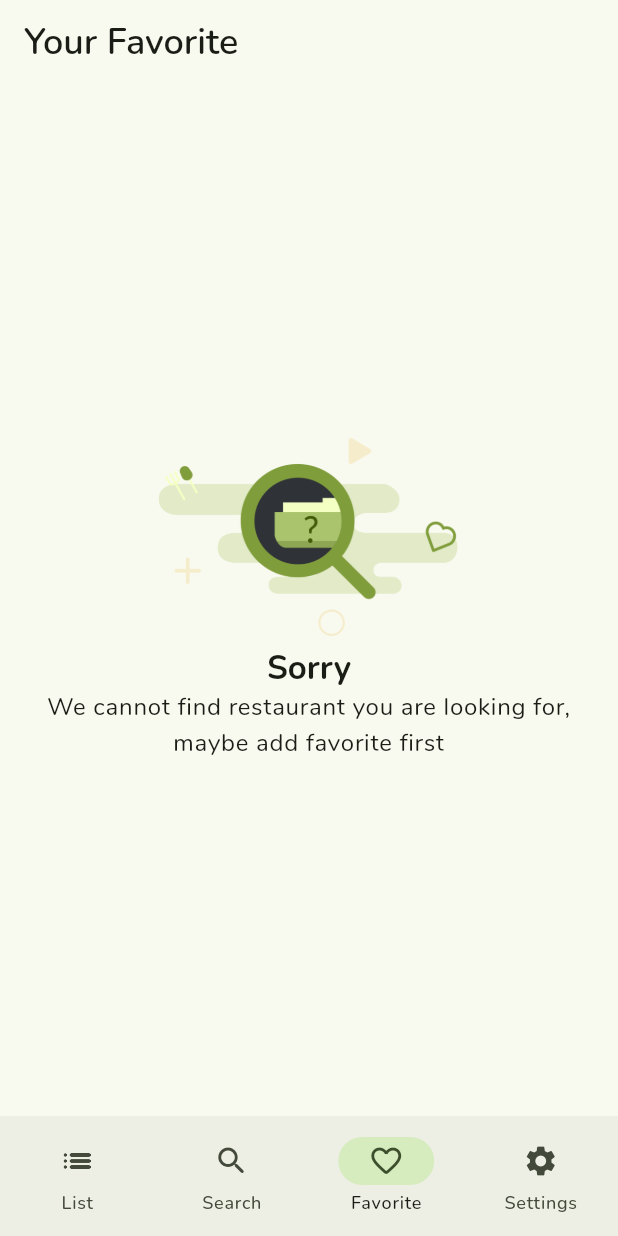
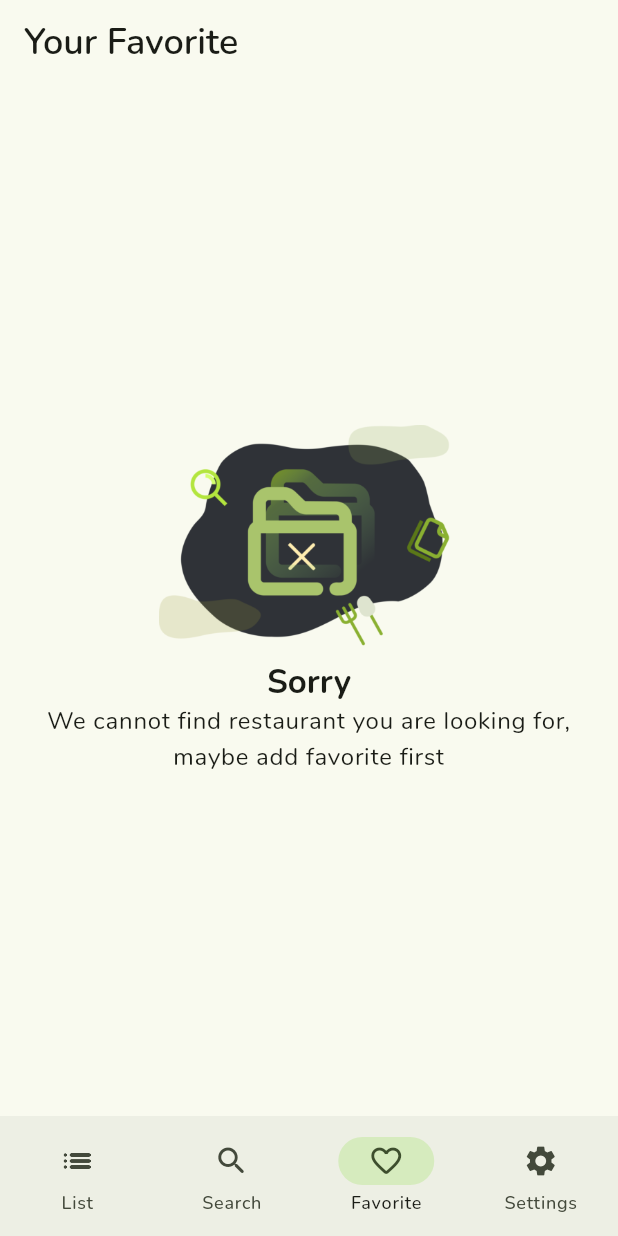
Before and after one commit to waffiqaziz/restaurantzz, a Flutter app: the screen it shows after launch, item 3 of the bottom bar chosen, on a phone screen of 412 x 824 dp. Run offline on Flutter 3.47's test engine with Material 3 defaults, Android fonts, the phone set to English and light mode, and no system bars; our stand-ins replace flutter_rating_bar, readmore, shared_preferences, sqflite, sqflite_common_ffi_web; accounts and stored records are empty; network calls fail; project files that could hold a hidden picture were left out.

Commit message:
feat: update illustration

```diff
--- a/lib/feature/favorite/screen/favorite_screen.dart
+++ b/lib/feature/favorite/screen/favorite_screen.dart
@@ -66,7 +66,7 @@ class _FavoriteScreenState extends State<FavoriteScreen> {
                     mainAxisAlignment: MainAxisAlignment.center,
                     children: [
                       Image.asset(
-                        "images/not-found.png",
+                        "images/empty.png",
                         width: 200,
                       ),
                       const SizedBox(height: 8),
```
Also changed, not shown: images/empty.png (added), images/not-found.png.
